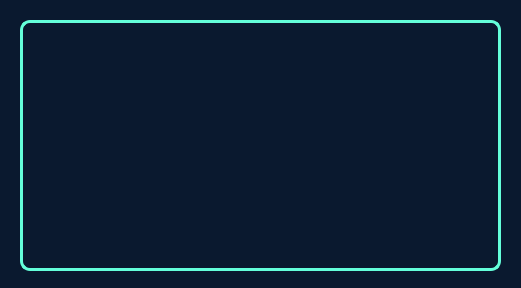
CyberBro9/aobp, file TableDialog.ui: the form before one commit.
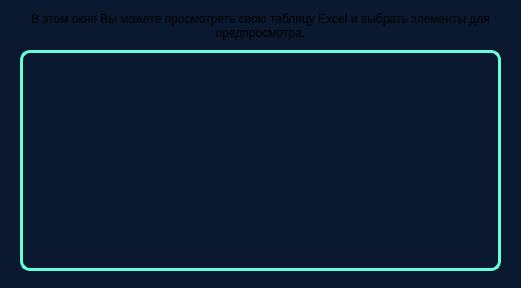
The form after the commit.

Commit message: Add table dialog window

```diff
--- a/TableDialog.ui
+++ b/TableDialog.ui
@@ -20,9 +20,9 @@
    <property name="geometry">
     <rect>
      <x>20</x>
-     <y>20</y>
+     <y>50</y>
      <width>481</width>
-     <height>251</height>
+     <height>221</height>
     </rect>
    </property>
    <property name="toolTip">
@@ -37,6 +37,33 @@
 }</string>
    </property>
   </widget>
+  <widget class="QLabel" name="label">
+   <property name="geometry">
+    <rect>
+     <x>20</x>
+     <y>10</y>
+     <width>481</width>
+     <height>31</height>
+    </rect>
+   </property>
+   <property name="font">
+    <font>
+     <pointsize>9</pointsize>
+    </font>
+   </property>
+   <property name="text">
+    <string>В этом окне Вы можете просмотреть свою таблицу Excel и выбрать элементы для предпросмотра.</string>
+   </property>
+   <property name="scaledContents">
+    <bool>false</bool>
+   </property>
+   <property name="alignment">
+    <set>Qt::AlignmentFlag::AlignCenter</set>
+   </property>
+   <property name="wordWrap">
+    <bool>true</bool>
+   </property>
+  </widget>
  </widget>
  <resources/>
  <connections/>
```
Left out of the diff: 8 changed lines with no effect on the pictures. The commit also changes 2 other files.
